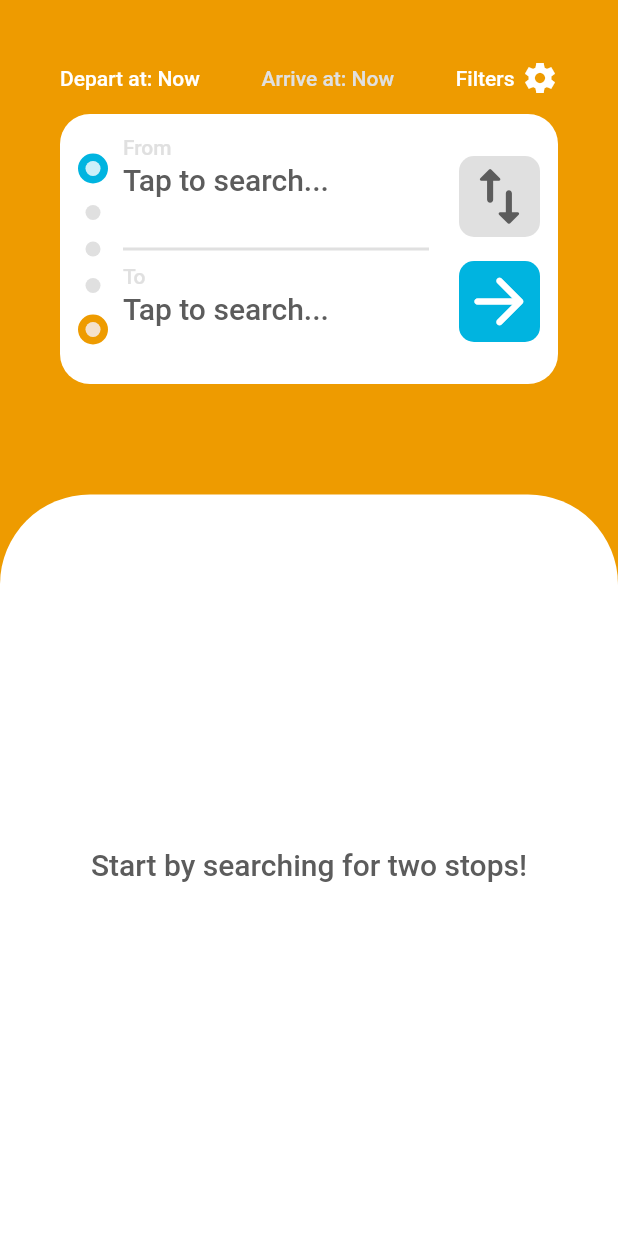
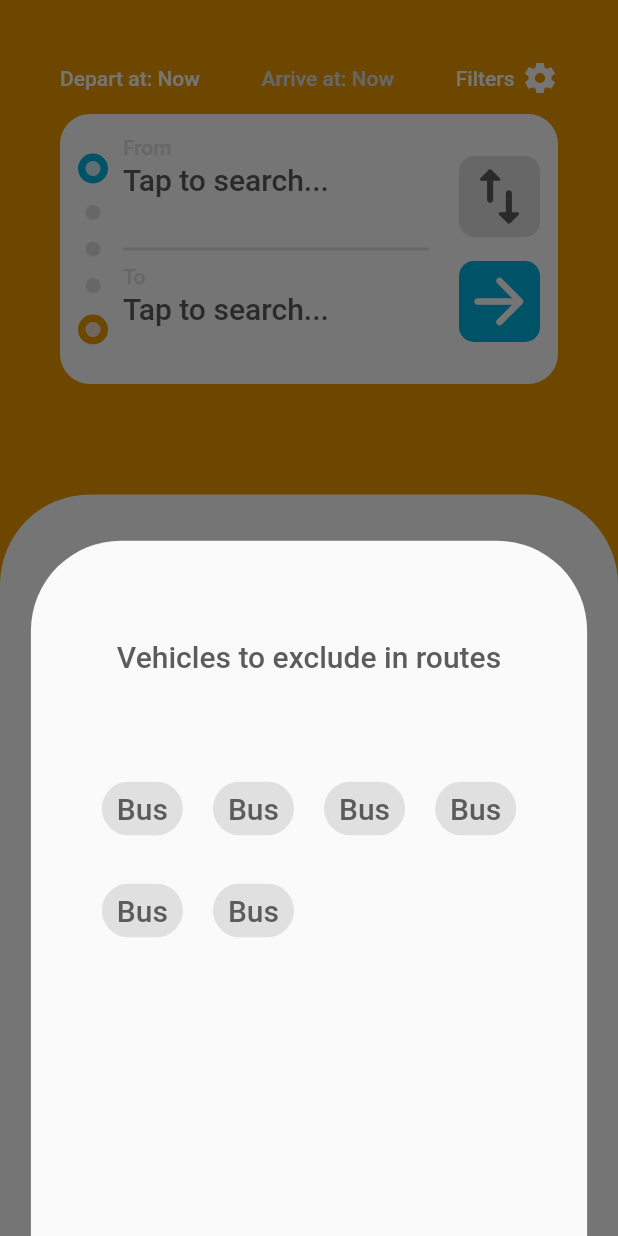
Before and after one commit to eleven3000/Lanes, a Flutter app: the screen it shows after launch, after a tap on "Filters", on a phone screen of 412 x 824 dp. Run offline on Flutter 3.47's test engine with Material 2 defaults, Android fonts, the phone set to English and light mode, and no system bars; drawn by our look-alikes of dropdown_search; our stand-ins replace auto_size_text, chopper, flutter_riverpod, flutter_spinkit, hive, hive_flutter and 1 more; accounts and stored records are empty; generated files the repository leaves out were written again.

Commit message:
Time fix, timeout & filter prototype

```diff
--- a/lib/models/routeModels.dart
+++ b/lib/models/routeModels.dart
@@ -59,9 +59,11 @@ class RouteObj {
 
   RoutePoint get arrivalPoint => parts.last.points.last;
 
-  DateTime get departureTime => DateTime.fromMillisecondsSinceEpoch(departurePoint.dateTime).toLocal();
+  DateTime get departureTime =>
+      DateTime.fromMillisecondsSinceEpoch(departurePoint.dateTime, isUtc: true);
 
-  DateTime get arrivalTime => DateTime.fromMillisecondsSinceEpoch(arrivalPoint.dateTime).toLocal();
+  DateTime get arrivalTime =>
+      DateTime.fromMillisecondsSinceEpoch(arrivalPoint.dateTime, isUtc: true);
 
   factory RouteObj.fromJson(Map<String, dynamic> json) =>
       _$RouteObjFromJson(json);
@@ -102,10 +104,11 @@ class RoutePart {
 
   RoutePoint get arrivalPoint => points.last;
 
-  DateTime get departureTime => DateTime.fromMillisecondsSinceEpoch(departurePoint.dateTime).toLocal();
+  DateTime get departureTime =>
+      DateTime.fromMillisecondsSinceEpoch(departurePoint.dateTime, isUtc: true);
 
-  DateTime get arrivalTime => DateTime.fromMillisecondsSinceEpoch(arrivalPoint.dateTime).toLocal();
-
+  DateTime get arrivalTime =>
+      DateTime.fromMillisecondsSinceEpoch(arrivalPoint.dateTime, isUtc: true);
 
   factory RoutePart.fromJson(Map<String, dynamic> json) =>
       _$RoutePartFromJson(json);
--- a/lib/widgets/filter_row.dart
+++ b/lib/widgets/filter_row.dart
@@ -29,39 +29,53 @@ class _FilterColumnState extends ConsumerState<FilterColumn> {
       children: [
         GestureDetector(
           child: Container(
-            child: Text("Depart at: " + ((params.departAt != null)? DateFormat("MMM dd, HH:mm")
-                                                .format(params.departAt!): "Now"),
+            child: Text(
+                "Depart at: " +
+                    ((params.departAt != null)
+                        ? DateFormat("MMM dd, HH:mm").format(params.departAt!)
+                        : "Now"),
                 style: enabled[0] ? defaultWhite : defaultLightGrey),
           ),
           onTap: () async {
             var now = DateTime.now();
-            var selected = await showDateTimePicker(context: context, initialDate: now, firstDate: now, lastDate: now.add(Duration(days: 31)));
+            var selected = await showDateTimePicker(
+                context: context,
+                initialDate: now,
+                firstDate: now,
+                lastDate: now.add(Duration(days: 31)));
             params.departAt = selected;
             setState(() {
-              if(selected!=null){
+              if (selected != null) {
                 params.arriveAt = null;
                 enabled[0] = true;
                 enabled[1] = false;
-            }
+              }
             });
           },
         ),
         GestureDetector(
           child: Container(
-            child: Text("Arrive at: " + ((params.arriveAt != null)? DateFormat("MMM dd, HH:mm")
-                                                .format(params.arriveAt!): "Now"),
+            child: Text(
+                "Arrive at: " +
+                    ((params.arriveAt != null)
+                        ? DateFormat("MMM dd, HH:mm").format(params.arriveAt!)
+                        : "Now"),
                 style: enabled[1] ? defaultWhite : defaultLightGrey),
           ),
           onTap: () async {
             var now = DateTime.now();
-            var selected = await showDateTimePicker(context: context, initialDate: now, firstDate: now, lastDate: now.add(Duration(days: 31)));
+            var selected = await showDateTimePicker(
+                context: context,
+                initialDate: now,
+                firstDate: now,
+                lastDate: now.add(Duration(days: 31)));
             params.arriveAt = selected;
             setState(() {
-              if(selected!=null){
+              if (selected != null) {
                 params.departAt = null;
                 enabled[0] = false;
                 enabled[1] = true;
-              }else{
+              } else {
                 enabled[0] = true;
                 enabled[1] = false;
               }
@@ -83,6 +97,112 @@ class _FilterColumnState extends ConsumerState<FilterColumn> {
             ],
           ),
           onTap: () {
+            double height = MediaQuery.of(context).size.height;
+            double width = MediaQuery.of(context).size.width;
+            showModalBottomSheet(
+              context: context,
+              constraints: BoxConstraints(
+                  maxHeight: height * 0.8, maxWidth: width * 0.9),
+              shape: RoundedRectangleBorder(
+                borderRadius: BorderRadius.only(
+                  topLeft: Radius.circular(60),
+                  topRight: Radius.circular(60),
+                ),
+              ),
+              builder: (context) {
+                return Container(
+                  child: Column(
+                    mainAxisAlignment: MainAxisAlignment.spaceBetween,
+                    children: [
+                      Expanded(
+                          child: Center(
+                        child: Text(
+                          "Vehicles to exclude in routes",
+                          style: largeDarkGrey,
+                        ),
+                      )),
+                      Expanded(
+                          child: Padding(
+                        padding: const EdgeInsets.symmetric(horizontal: 20),
+                        child: Wrap(
+                          spacing: 20,
+                          runSpacing: 20,
+                          children: [
+                            FilterChip(
+                              label: Text(
+                                "Bus",
+                                style: largeDarkGrey,
+                              ),
+                              backgroundColor: lightGrey,
+                              selectedColor: lightBlue,
+                              labelPadding: EdgeInsets.symmetric(
+                                  vertical: 2.0, horizontal: 6.0),
+                              onSelected: (value) {},
+                            ),
+                            FilterChip(
+                              label: Text(
+                                "Bus",
+                                style: largeDarkGrey,
+                              ),
+                              backgroundColor: lightGrey,
+                              selectedColor: lightBlue,
+                              labelPadding: EdgeInsets.symmetric(
+                                  vertical: 2.0, horizontal: 6.0),
+                              onSelected: (value) {},
+                            ),
+                            FilterChip(
+                              label: Text(
+                                "Bus",
+                                style: largeDarkGrey,
+                              ),
+                              backgroundColor: lightGrey,
+                              selectedColor: lightBlue,
+                              labelPadding: EdgeInsets.symmetric(
+                                  vertical: 2.0, horizontal: 6.0),
+                              onSelected: (value) {},
+                            ),
+                            FilterChip(
+                              label: Text(
+                                "Bus",
+                                style: largeDarkGrey,
+                              ),
+                              backgroundColor: lightGrey,
+                              selectedColor: lightBlue,
+                              labelPadding: EdgeInsets.symmetric(
+                                  vertical: 2.0, horizontal: 6.0),
+                              onSelected: (value) {},
+                            ),
+                            FilterChip(
+                              label: Text(
+                                "Bus",
+                                style: largeDarkGrey,
+                              ),
+                              backgroundColor: lightGrey,
+                              selectedColor: lightBlue,
+                              labelPadding: EdgeInsets.symmetric(
+                                  vertical: 2.0, horizontal: 6.0),
+                              onSelected: (value) {},
+                            ),
+                            FilterChip(
+                              label: Text(
+                                "Bus",
+                                style: largeDarkGrey,
+                              ),
+                              backgroundColor: lightGrey,
+                              selectedColor: lightBlue,
+                              labelPadding: EdgeInsets.symmetric(
+                                  vertical: 2.0, horizontal: 6.0),
+                              onSelected: (value) {},
+                            ),
+                          ],
+                        ),
+                      )),
+                      Expanded(child: Container())
+                    ],
+                  ),
+                );
+              },
+            );
             setState(() {
               enabled[2] = !enabled[2];
             });
--- a/lib/widgets/route_overview.dart
+++ b/lib/widgets/route_overview.dart
@@ -51,7 +51,8 @@ class RouteOverview extends StatelessWidget {
                               text: TextSpan(children: [
                             TextSpan(
                                 text: departureTime
-                                    .difference(DateTime.now())
+                                    .difference(
+                                        DateTime.now().add(Duration(hours: 1)))
                                     .inMinutes
                                     .toString()
                                     .padLeft(2, "0"),
--- a/lib/widgets/stop_search_box.dart
+++ b/lib/widgets/stop_search_box.dart
@@ -11,7 +11,7 @@ import 'package:lanes/models/stop_store_object.dart';
 import 'package:lanes/services/stopsService.dart';
 import 'package:lanes/style/style.dart';
 
-enum SearchType { FROM, TO }
+enum SearchType {FROM, TO}
 
 class StopSearchBox extends ConsumerWidget {
   const StopSearchBox(
@@ -38,7 +38,6 @@ class StopSearchBox extends ConsumerWidget {
           _selectedItem = ref.read(routeParametersProvider).to;
         }
         return DropdownSearch<Stop>(
-          key: Key("value"),
           mode: Mode.DIALOG,
           selectedItem: _selectedItem,
           //popupShape:
```
Also changed, not shown: lib/screens/route_planner_screen.dart (+15 -6 lines), lib/services/tripsService.dart (+14 -6 lines), lib/widgets/chip_selector.dart (added, +81 -0 lines).
